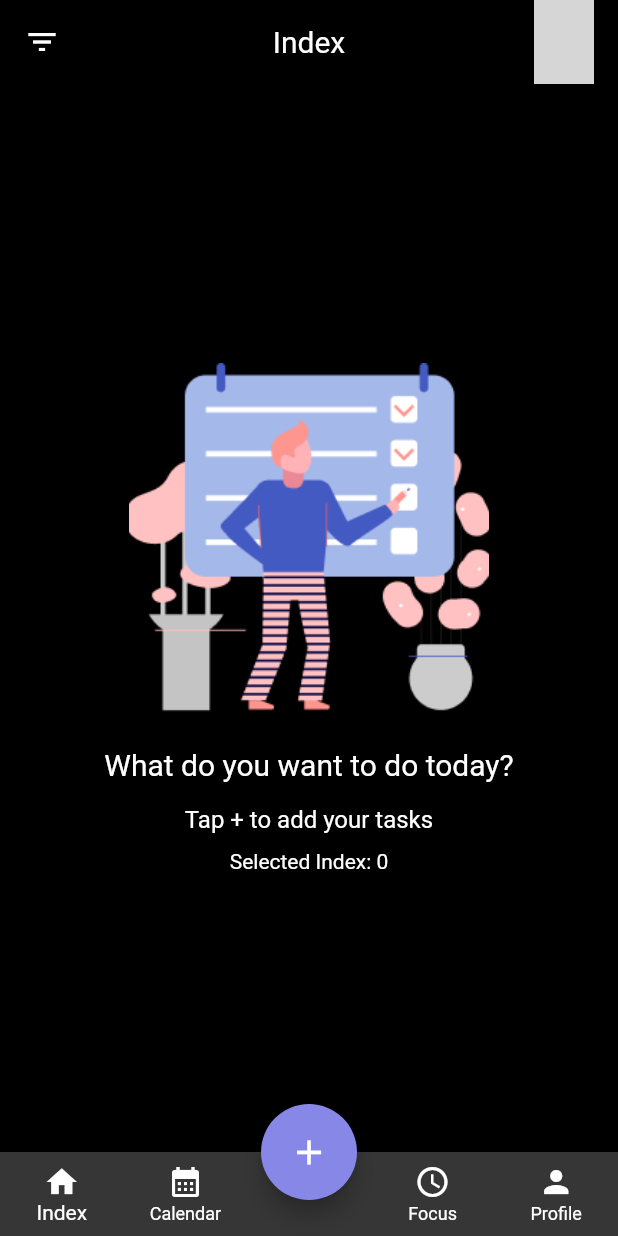
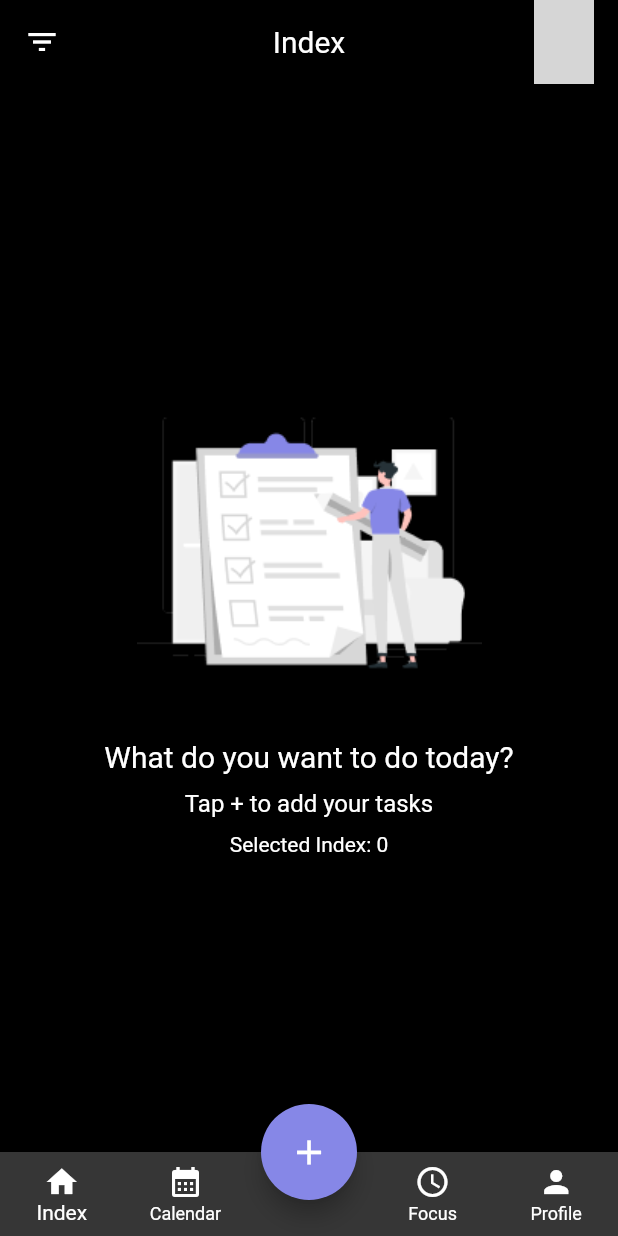
Before and after one commit to provodoihi/TodoAppFlutter, a Flutter app: the screen it shows after launch, on a phone screen of 412 x 824 dp. Run offline on Flutter 3.47's test engine with Material 2 defaults, Android fonts, the phone set to English and light mode, and no system bars; network calls fail; grey boxes are pictures that could not be loaded.

Commit message:
Update Home Screen

```diff
--- a/lib/main.dart
+++ b/lib/main.dart
@@ -71,13 +71,13 @@ class _MyHomePageState extends State<MyHomePage> {
           mainAxisAlignment: MainAxisAlignment.center,
           children: [
             Image.asset(
-              'assets/images/Group181.png',
-              width: 240,
-              height: 240,
+              'assets/images/Group180.png',
+              width: 230,
+              height: 230,
               fit: BoxFit.cover,
             ),
             const Padding(
-              padding: EdgeInsets.fromLTRB(0, 16, 0, 16),
+              padding: EdgeInsets.fromLTRB(0, 10, 0, 10),
               child: Text(
                 'What do you want to do today?',
                 style: TextStyle(
```
Also changed, not shown: assets/images/Group180.png (added).
